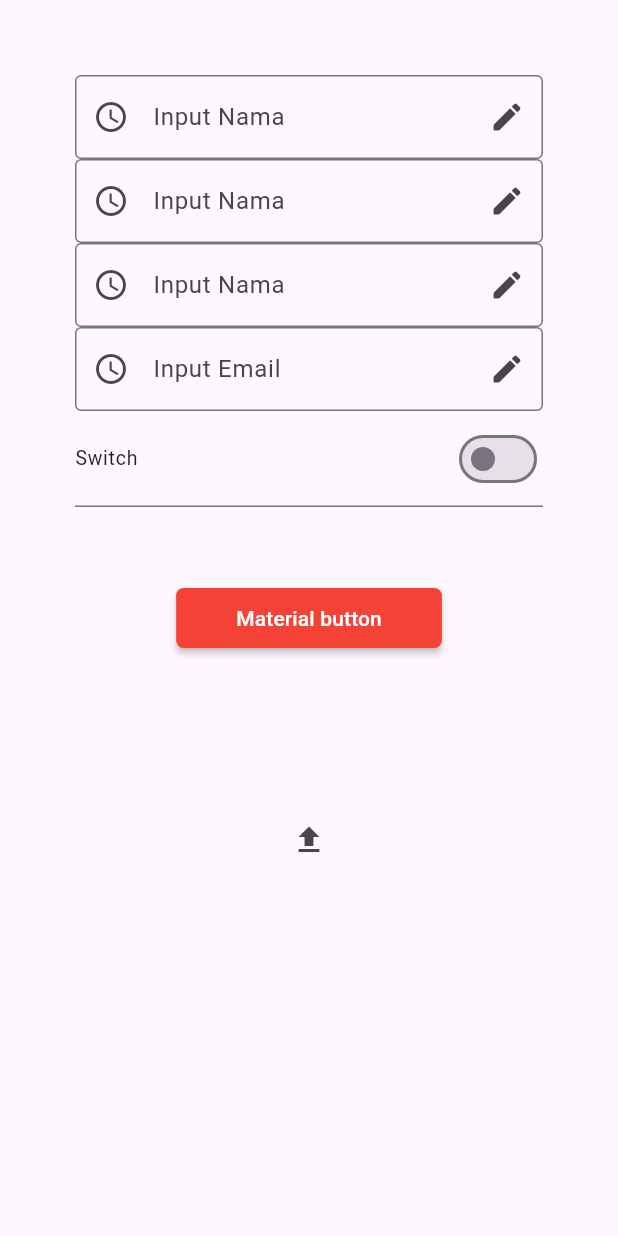
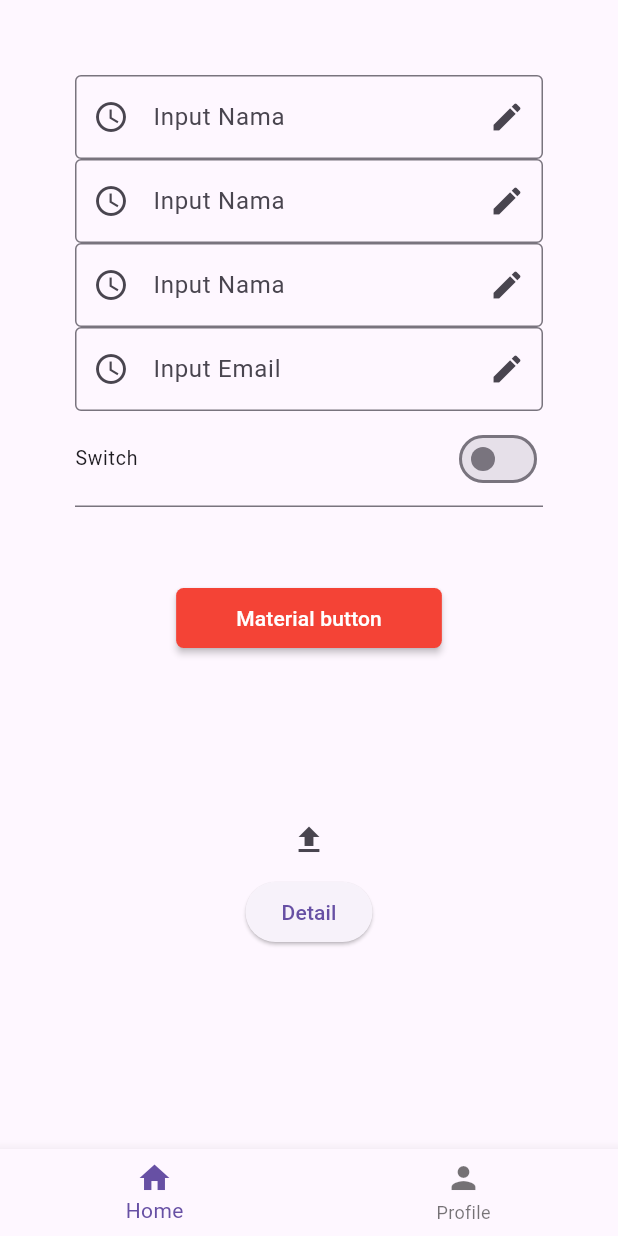
Before and after one commit to zalviandyr/training-flutter, a Flutter app: the screen it shows after launch, on a phone screen of 412 x 824 dp. Run offline on Flutter 3.47's test engine with Material 3 defaults, Android fonts, the phone set to English and light mode, and no system bars; drawn by our look-alikes of flutter_form_builder; our stand-ins replace file_picker, form_builder_validators, go_router.

Commit message:
shell route

```diff
--- /dev/null
+++ b/lib/core/app/app_route.dart
@@ -0,0 +1,70 @@
+import 'package:go_router/go_router.dart';
+import 'package:training_2/core/screens/nav_screen.dart';
+import 'package:training_2/home/screens/home_detail_screen.dart';
+import 'package:training_2/home/screens/home_screen.dart';
+import 'package:training_2/profile/screens/profile_screen.dart';
+
+class AppRoute {
+  static GoRouter router = GoRouter(
+    initialLocation: '/home',
+    routes: [
+      StatefulShellRoute.indexedStack(
+        builder: (context, state, navigationShell) {
+          return NavScreen(navigationShell: navigationShell);
+        },
+        branches: [
+          StatefulShellBranch(
+            routes: [
+              GoRoute(
+                path: '/home',
+                name: 'home',
+                builder: (context, state) => HomeScreen(),
+                routes: [
+                  GoRoute(
+                    path: '/detail',
+                    name: 'home.detail',
+                    builder: (context, state) => HomeDetailScreen(),
+                  )
+                ],
+              ),
+            ],
+          ),
+          StatefulShellBranch(
+            routes: [
+              GoRoute(
+                path: '/profile',
+                name: 'profile',
+                builder: (context, state) => ProfileScreen(),
+              )
+            ],
+          ),
+        ],
+      ),
+
+      // ShellRoute(
+      //   builder: (context, state, child) {
+      //     return NavScreen(child: child);
+      //   },
+      //   routes: [
+      //     GoRoute(
+      //       path: '/home',
+      //       name: 'home',
+      //       builder: (context, state) => HomeScreen(),
+      //       routes: [
+      //         GoRoute(
+      //           path: '/detail',
+      //           name: 'home.detail',
+      //           builder: (context, state) => HomeDetailScreen(),
+      //         )
+      //       ],
+      //     ),
+      //     GoRoute(
+      //       path: '/profile',
+      //       name: 'profile',
+      //       builder: (context, state) => ProfileScreen(),
+      //     )
+      //   ],
+      // ),
+    ],
+  );
+}
--- /dev/null
+++ b/lib/core/screens/nav_screen.dart
@@ -0,0 +1,36 @@
+import 'package:flutter/material.dart';
+import 'package:go_router/go_router.dart';
+
+class NavScreen extends StatefulWidget {
+  final StatefulNavigationShell navigationShell;
+
+  const NavScreen({super.key, required this.navigationShell});
+
+  @override
+  State<NavScreen> createState() => _NavScreenState();
+}
+
+class _NavScreenState extends State<NavScreen> {
+  @override
+  Widget build(BuildContext context) {
+    return Scaffold(
+      body: widget.navigationShell,
+      bottomNavigationBar: BottomNavigationBar(
+        currentIndex: widget.navigationShell.currentIndex,
+        onTap: (value) {
+          widget.navigationShell.goBranch(value);
+        },
+        items: [
+          BottomNavigationBarItem(
+            label: 'Home',
+            icon: Icon(Icons.home),
+          ),
+          BottomNavigationBarItem(
+            label: 'Profile',
+            icon: Icon(Icons.person),
+          ),
+        ],
+      ),
+    );
+  }
+}
--- a/lib/home/screens/home_screen.dart
+++ b/lib/home/screens/home_screen.dart
@@ -2,7 +2,9 @@ import 'package:file_picker/file_picker.dart';
 import 'package:flutter/material.dart';
 import 'package:flutter_form_builder/flutter_form_builder.dart';
 import 'package:form_builder_validators/form_builder_validators.dart';
+import 'package:go_router/go_router.dart';
 import 'package:training_2/home/data/input_data.dart';
+import 'package:training_2/home/screens/home_detail_screen.dart';
 import 'package:training_2/home/widgets/input_text.dart';
 
 class HomeScreen extends StatefulWidget {
@@ -98,6 +100,13 @@ class _HomeScreenState extends State<HomeScreen> {
                 },
                 icon: Icon(Icons.upload),
               ),
+              ElevatedButton(
+                onPressed: () {
+                  // context.push('/home/detail');
+                  context.goNamed('home.detail');
+                },
+                child: Text('Detail'),
+              ),
             ],
           ),
         ),
--- a/lib/main.dart
+++ b/lib/main.dart
@@ -1,4 +1,5 @@
 import 'package:flutter/material.dart';
+import 'package:training_2/core/app/app_route.dart';
 import 'package:training_2/home/screens/home_screen.dart';
 
 void main() {
@@ -10,12 +11,12 @@ class MyApp extends StatelessWidget {
 
   @override
   Widget build(BuildContext context) {
-    return MaterialApp(
+    return MaterialApp.router(
       title: 'Flutter Demo',
       theme: ThemeData(
         useMaterial3: true,
       ),
-      home: HomeScreen(),
+      routerConfig: AppRoute.router,
     );
   }
 }
--- a/pubspec.yaml
+++ b/pubspec.yaml
@@ -37,6 +37,7 @@ dependencies:
   flutter_form_builder: ^9.7.0
   form_builder_validators: ^11.1.1
   file_picker: ^8.1.7
+  go_router: ^14.6.3
 
 dev_dependencies:
   flutter_test:
```
Also changed, not shown: lib/home/screens/home_detail_screen.dart (added, +19 -0 lines), lib/profile/screens/profile_screen.dart (added, +19 -0 lines), pubspec.lock.
